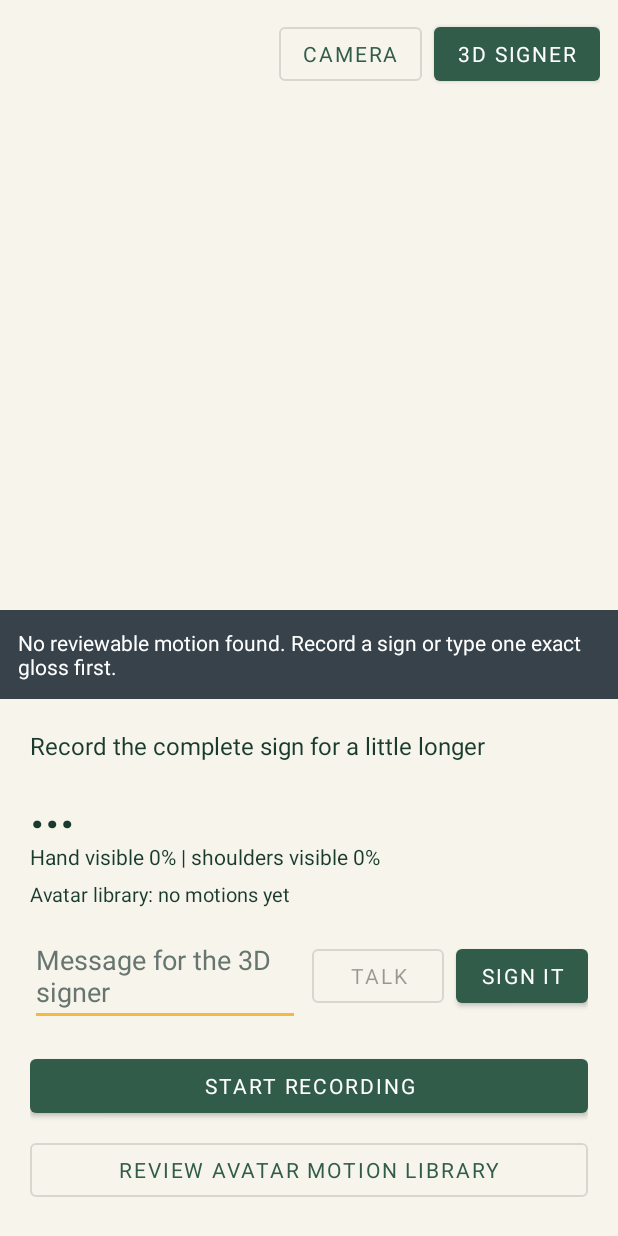
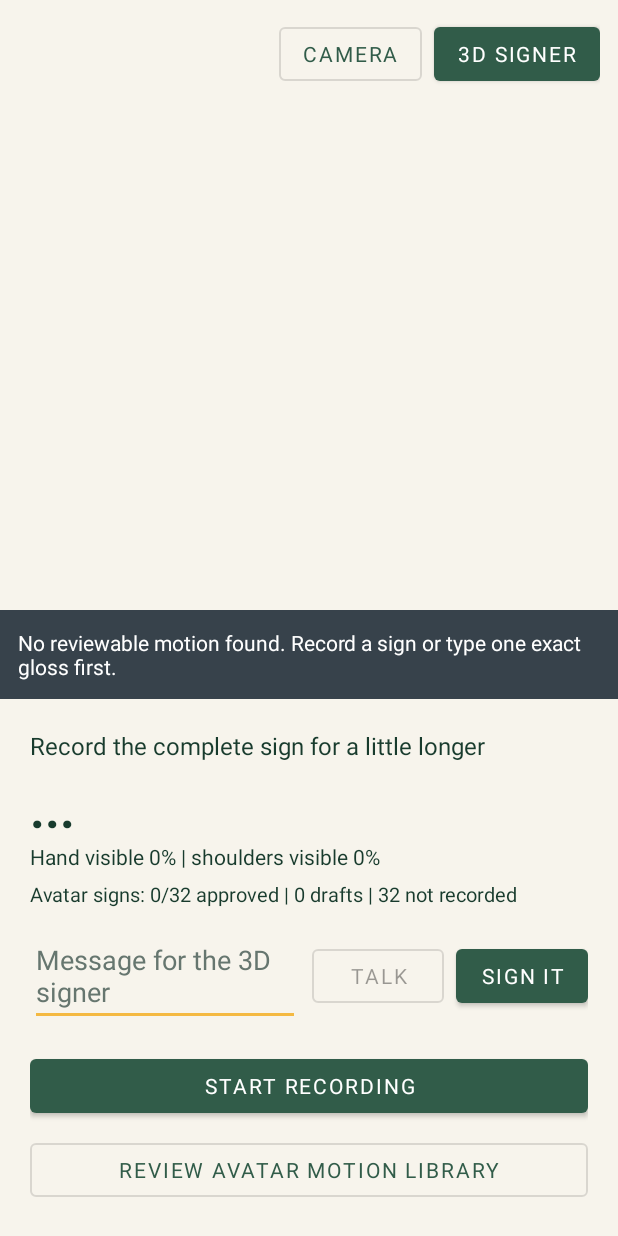
Before and after one commit to NestroyMusoke/Project-Nia, an Android app: the screen it shows after launch (MainActivity), after a tap on "3D SIGNER", on a phone screen of 412 x 824 dp. Run offline under Robolectric (Android 15) with nearby library versions, the light colour scheme and no system bars; libraries missing offline, so code that uses them is left out: androidx.camera.core, androidx.camera.lifecycle, com.google.mediapipe.framework, com.google.mediapipe.tasks, org.tensorflow.lite; plain views replace PreviewView; 9 statements that could not run were skipped; 3 other taps on this screen came first.

Commit message:
Add guided 32-sign avatar commissioning

```diff
--- a/android/app/src/main/java/org/projectnia/app/avatar/AvatarMotionStore.kt
+++ b/android/app/src/main/java/org/projectnia/app/avatar/AvatarMotionStore.kt
@@ -103,18 +103,33 @@ class AvatarMotionStore(private val context: Context) {
         .filter { !validatedOnly || it.signerValidated }
         .mapTo(linkedSetOf()) { it.gloss }
 
-    fun inventory(): List<MotionLibraryEntry> = availableGlosses(validatedOnly = false)
-        .mapNotNull { gloss ->
-            val clip = load(gloss) ?: return@mapNotNull null
+    fun inventory(expectedGlosses: Collection<String> = emptyList()): List<MotionLibraryEntry> = (
+        expectedGlosses + availableGlosses(validatedOnly = false)
+        )
+        .distinct()
+        .map { gloss ->
+            val clip = load(gloss)
+            if (clip == null) {
+                return@map MotionLibraryEntry(gloss = gloss, approved = false, available = false)
+            }
             val review = loadReview(gloss)
             MotionLibraryEntry(
                 gloss = clip.gloss,
                 approved = clip.signerValidated,
+                available = true,
                 signLanguage = review?.signLanguage,
                 reviewerName = review?.reviewerName,
             )
         }
-        .sortedWith(compareByDescending<MotionLibraryEntry> { !it.approved }.thenBy { it.gloss })
+        .sortedWith(
+            compareBy<MotionLibraryEntry> {
+                when {
+                    it.available && !it.approved -> 0
+                    !it.available -> 1
+                    else -> 2
+                }
+            }.thenBy { it.gloss }
+        )
 
     private fun write(clip: AvatarMotionClip) {
         val destination = fileFor(clip.gloss)
--- a/android/app/src/main/java/org/projectnia/app/avatar/MotionLibrary.kt
+++ b/android/app/src/main/java/org/projectnia/app/avatar/MotionLibrary.kt
@@ -3,6 +3,7 @@ package org.projectnia.app.avatar
 data class MotionLibraryEntry(
     val gloss: String,
     val approved: Boolean,
+    val available: Boolean = true,
     val signLanguage: String? = null,
     val reviewerName: String? = null,
 )
@@ -11,30 +12,47 @@ data class MotionLibrarySummary(
     val total: Int,
     val approved: Int,
     val drafts: Int,
+    val missing: Int,
 ) {
     fun displayText(): String = when (total) {
         0 -> "Avatar library: no motions yet"
-        else -> "Avatar library: $total total | $approved approved | $drafts awaiting review"
+        else -> "Avatar signs: $approved/$total approved | $drafts drafts | $missing not recorded"
     }
+}
+
+enum class MotionLibraryAction {
+    START_CAPTURE,
+    REVIEW_DRAFT,
+    PREVIEW_APPROVED,
 }
 
 object MotionLibraryPresenter {
     fun summarize(entries: List<MotionLibraryEntry>): MotionLibrarySummary {
         val approved = entries.count { it.approved }
+        val drafts = entries.count { it.available && !it.approved }
         return MotionLibrarySummary(
             total = entries.size,
             approved = approved,
-            drafts = entries.size - approved,
+            drafts = drafts,
+            missing = entries.size - approved - drafts,
         )
     }
 
     fun label(entry: MotionLibraryEntry): String {
         val gloss = entry.gloss.uppercase()
-        return if (entry.approved) {
+        return if (!entry.available) {
+            "$gloss  |  NOT RECORDED"
+        } else if (entry.approved) {
             val language = entry.signLanguage?.takeIf { it.isNotBlank() } ?: "sign language"
             "$gloss  |  APPROVED ($language)"
         } else {
             "$gloss  |  DRAFT - needs fluent signer review"
         }
     }
+
+    fun actionFor(entry: MotionLibraryEntry): MotionLibraryAction = when {
+        entry.approved -> MotionLibraryAction.PREVIEW_APPROVED
+        entry.available -> MotionLibraryAction.REVIEW_DRAFT
+        else -> MotionLibraryAction.START_CAPTURE
+    }
 }
```
Also changed, not shown: android/app/src/main/java/org/projectnia/app/MainActivity.kt (+93 -11 lines), 4 other files.
